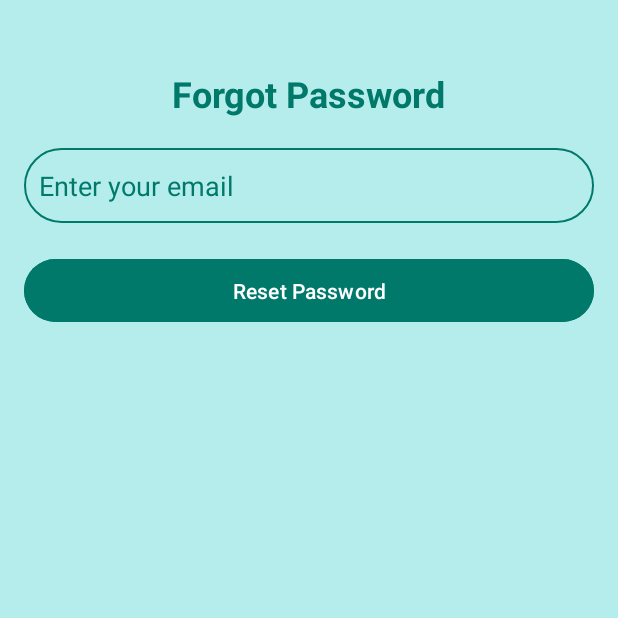
After one commit to lne2003/TravelGuideApp, an Android app: the ForgotPasswordActivity screen opened directly, with no data from a screen before it, on a phone screen of 412 x 824 dp, the top half of it. The commit adds this screen. Run offline under Robolectric (Android 15) with nearby library versions, the phone set to English and light mode, and no system bars; our stand-ins replace Firebase (no records; nobody signed in at launch, a user with empty details on screens opened directly).

Commit message:
Forgot password and email authentication

```diff
--- a/app/src/main/AndroidManifest.xml
+++ b/app/src/main/AndroidManifest.xml
@@ -48,6 +48,8 @@
         <!-- Other Activities -->
         <activity android:name=".LoginSignupPage" android:exported="true" />
         <activity android:name=".LoginPage" android:exported="true" />
+        <activity android:name=".ForgotPasswordActivity" />
+
         <activity android:name=".SignUpPage" android:exported="true" />
         <activity android:name=".HomePage" android:exported="true" />
         <activity android:name=".DestinationsActivity" android:exported="true" />
--- /dev/null
+++ b/app/src/main/java/com/example/travelguide/ForgotPasswordActivity.java
@@ -0,0 +1,56 @@
+package com.example.travelguide;
+
+import android.os.Bundle;
+import android.text.TextUtils;
+import android.view.View;
+import android.widget.Button;
+import android.widget.EditText;
+import android.widget.Toast;
+
+import androidx.appcompat.app.AppCompatActivity;
+
+import com.google.firebase.auth.FirebaseAuth;
+
+public class ForgotPasswordActivity extends AppCompatActivity {
+
+    private EditText emailInput;
+    private Button resetPasswordButton;
+    private FirebaseAuth mAuth;
+
+    @Override
+    protected void onCreate(Bundle savedInstanceState) {
+        super.onCreate(savedInstanceState);
+        setContentView(R.layout.activity_forgot_password);
+
+        // Initialize Firebase Auth
+        mAuth = FirebaseAuth.getInstance();
+
+        // Initialize input fields and button
+        emailInput = findViewById(R.id.emailInput);
+        resetPasswordButton = findViewById(R.id.resetPasswordButton);
+
+        // Set click listener for the Reset Password button
+        resetPasswordButton.setOnClickListener(new View.OnClickListener() {
+            @Override
+            public void onClick(View v) {
+                String email = emailInput.getText().toString().trim();
+
+                if (TextUtils.isEmpty(email)) {
+                    Toast.makeText(ForgotPasswordActivity.this, "Please enter your email", Toast.LENGTH_SHORT).show();
+                    return;
+                }
+
+                // Send password reset email
+                mAuth.sendPasswordResetEmail(email)
+                        .addOnCompleteListener(task -> {
+                            if (task.isSuccessful()) {
+                                Toast.makeText(ForgotPasswordActivity.this, "Password reset email sent. Check your inbox.", Toast.LENGTH_SHORT).show();
+                                finish(); // Close the activity
+                            } else {
+                                Toast.makeText(ForgotPasswordActivity.this, "Error: " + task.getException().getMessage(), Toast.LENGTH_SHORT).show();
+                            }
+                        });
+            }
+        });
+    }
+}
--- /dev/null
+++ b/app/src/main/res/layout/activity_forgot_password.xml
@@ -0,0 +1,42 @@
+<RelativeLayout xmlns:android="http://schemas.android.com/apk/res/android"
+    android:layout_width="match_parent"
+    android:layout_height="match_parent"
+    android:padding="16dp"
+    android:background="#B5EDED">
+
+    <TextView
+        android:id="@+id/titleText"
+        android:layout_width="wrap_content"
+        android:layout_height="wrap_content"
+        android:text="Forgot Password"
+        android:textSize="24sp"
+        android:textStyle="bold"
+        android:textColor="#00796B"
+        android:layout_centerHorizontal="true"
+        android:layout_marginTop="30dp" />
+
+    <EditText
+        android:id="@+id/emailInput"
+        android:layout_width="match_parent"
+        android:layout_height="50dp"
+        android:hint="Enter your email"
+        android:background="@drawable/rounder_edittext"
+        android:padding="10dp"
+        android:layout_below="@id/titleText"
+        android:layout_marginTop="20dp"
+        android:layout_centerHorizontal="true"
+        android:inputType="textEmailAddress"
+        android:textColor="#00796B"
+        android:textColorHint="#00796B" />
+
+    <Button
+        android:id="@+id/resetPasswordButton"
+        android:layout_width="match_parent"
+        android:layout_height="50dp"
+        android:layout_below="@id/emailInput"
+        android:layout_marginTop="20dp"
+        android:layout_centerHorizontal="true"
+        android:text="Reset Password"
+        android:textColor="#FFFFFF"
+        android:backgroundTint="#00796B" />
+</RelativeLayout>
--- a/app/src/main/res/layout/loginpage.xml
+++ b/app/src/main/res/layout/loginpage.xml
@@ -73,7 +73,6 @@
     android:textColorHint="#00796B"
         android:fontFamily="@font/inter_regular"/>
 
-    <!-- Forgot Password Text -->
     <TextView
         android:id="@+id/forgotPasswordText"
         android:layout_width="wrap_content"
@@ -85,6 +84,7 @@
         android:layout_below="@id/passwordInput"
         android:layout_centerHorizontal="true"
         android:layout_marginTop="8dp" />
+
 
     <!-- Login Button -->
     <Button
```
Also changed, not shown: app/src/main/java/com/example/travelguide/LoginPage.java (+20 -20 lines).
